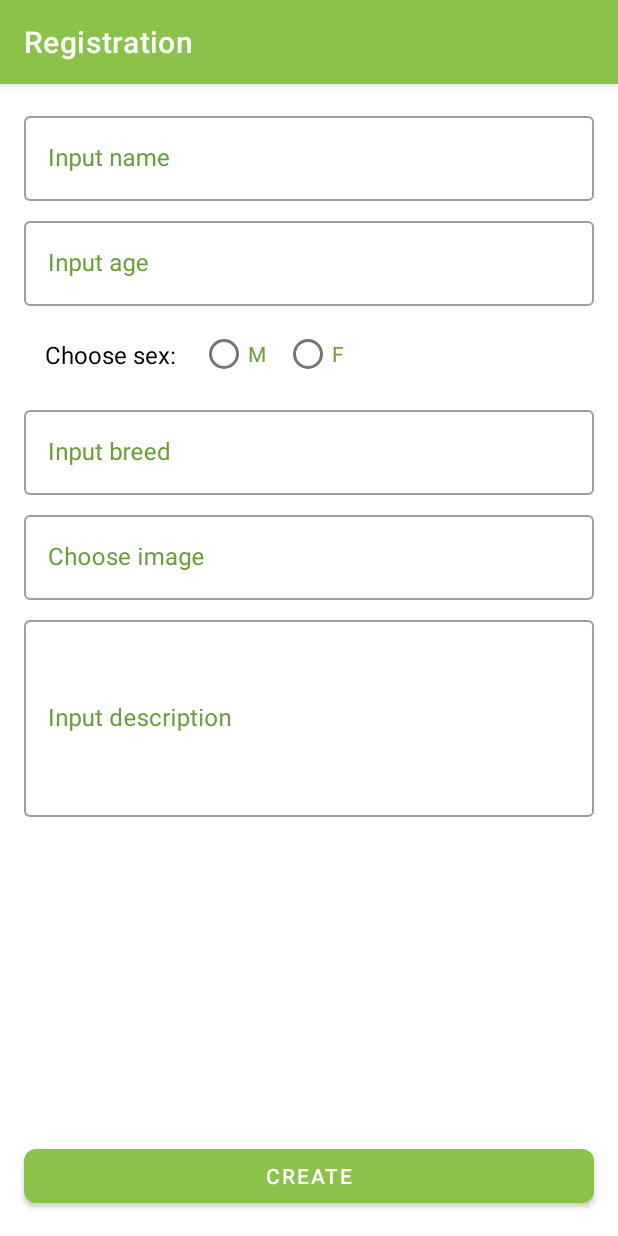
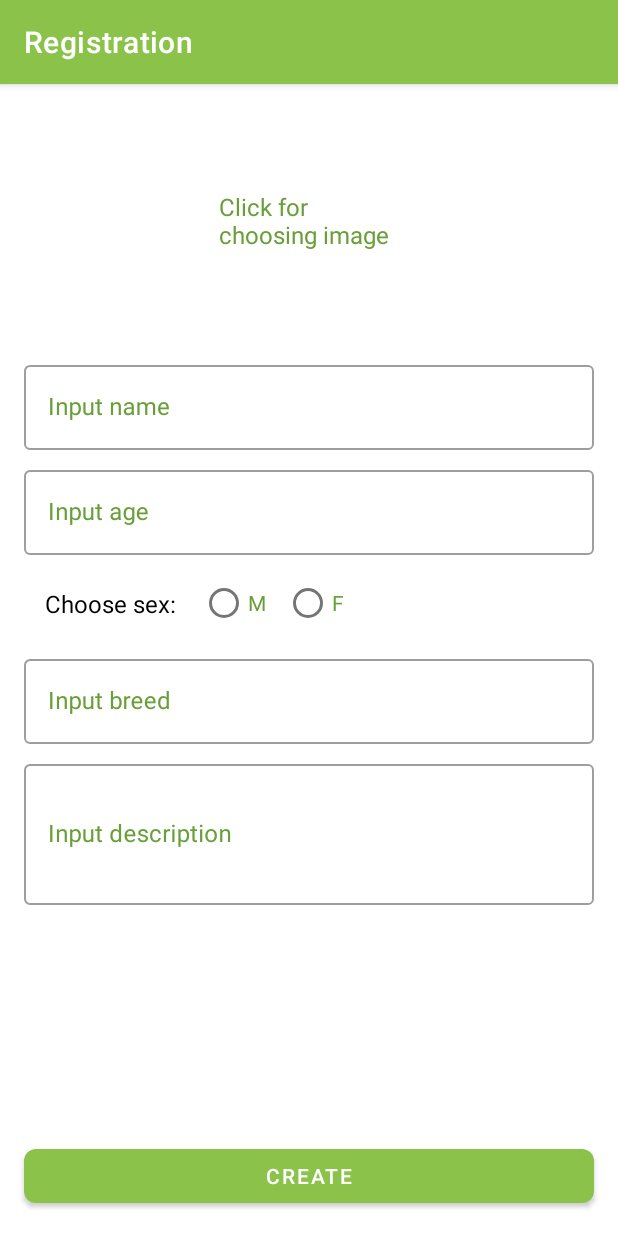
Before and after one commit to e-kleban/Dog-Dairy, an Android app: the screen it shows after launch (MainActivity), on a phone screen of 412 x 824 dp. Run offline under Robolectric (Android 15) with nearby library versions, the phone set to English and light mode, and no system bars; our stand-ins replace Picasso; pictures from the network do not load.

Commit message:
Add search for dog breeds. Add dog picker. Return dog breed to registration.

```diff
--- a/app/src/main/java/by/kleban/dogdairy/RegistrationFragment.kt
+++ b/app/src/main/java/by/kleban/dogdairy/RegistrationFragment.kt
@@ -4,15 +4,21 @@ import android.os.Bundle
 import android.view.LayoutInflater
 import android.view.View
 import android.view.ViewGroup
+import android.widget.ImageView
+import android.widget.TextView
+import androidx.activity.result.contract.ActivityResultContracts
 import androidx.fragment.app.Fragment
 import androidx.navigation.fragment.findNavController
 import com.google.android.material.textfield.TextInputLayout
+import com.squareup.picasso.Picasso
 
 
 class RegistrationFragment : Fragment() {
 
     private lateinit var inputLayoutName: TextInputLayout
     private lateinit var inputLayoutBreed: TextInputLayout
+    private lateinit var dogImage: ImageView
+    private lateinit var dogImageLabel: TextView
 
     override fun onCreateView(
         inflater: LayoutInflater,
@@ -27,23 +33,34 @@ class RegistrationFragment : Fragment() {
 
         inputLayoutName = view.findViewById(R.id.txt_input_registration_name)
         inputLayoutBreed = view.findViewById(R.id.txt_input_registration_breed)
+        dogImage = view.findViewById(R.id.img_registration)
+        dogImageLabel = view.findViewById(R.id.txt_click_choose_img)
 
-        inputLayoutBreed.onClickListenerNavigate(R.id.showShowBreedsFragment)
-        inputLayoutBreed.editText?.onClickListenerNavigate(R.id.showShowBreedsFragment)
-        getBreed()
+        inputLayoutBreed.setOnClickListener { findNavController().navigate(R.id.showShowBreedsFragment) }
+        inputLayoutBreed.editText?.setOnClickListener { findNavController().navigate(R.id.showShowBreedsFragment) }
+        showBreedFromArgs()
+        setupImagePicker()
     }
 
-
-    private fun View.onClickListenerNavigate(resId: Int) {
-        this.setOnClickListener {
-            findNavController().navigate(resId)
-        }
+    private fun showBreedFromArgs() {
+        val breed = arguments?.getString(ShowBreedsFragment.BUNDLE_BREED)
+        inputLayoutBreed.editText?.setText(breed)
     }
 
-    private fun getBreed() {
-        val breed = arguments?.getString(ShowBreedsFragment.BUNDLE_BREED)
-        if (!breed.isNullOrEmpty()) {
-            inputLayoutBreed.editText?.setText(breed)
+    private fun setupImagePicker() {
+        val pickImages = registerForActivityResult(ActivityResultContracts.GetContent()) { uri ->
+            Picasso.get()
+                .load(uri)
+                .error(R.drawable.error_image)
+                .into(dogImage)
+        }
+        dogImageLabel.setOnClickListener {
+            pickImages.launch("image/*")
+            dogImageLabel.visibility = View.GONE
+        }
+        dogImage.setOnClickListener {
+            pickImages.launch("image/*")
+            dogImageLabel.visibility = View.GONE
         }
     }
 }
--- a/app/src/main/res/layout/fragment_registration.xml
+++ b/app/src/main/res/layout/fragment_registration.xml
@@ -1,6 +1,7 @@
 <?xml version="1.0" encoding="utf-8"?>
 <androidx.constraintlayout.widget.ConstraintLayout xmlns:android="http://schemas.android.com/apk/res/android"
     xmlns:app="http://schemas.android.com/apk/res-auto"
+    xmlns:tools="http://schemas.android.com/tools"
     android:layout_width="match_parent"
     android:layout_height="match_parent">
 
@@ -21,6 +22,35 @@
 
     </com.google.android.material.appbar.AppBarLayout>
 
+    <ImageView
+        android:id="@+id/img_registration"
+        android:layout_width="0dp"
+        android:layout_height="150dp"
+        android:layout_marginHorizontal="70dp"
+        android:layout_marginTop="16dp"
+        android:scaleType="centerCrop"
+        app:layout_constraintBottom_toTopOf="@id/txt_input_registration_name"
+        app:layout_constraintEnd_toEndOf="parent"
+        app:layout_constraintStart_toStartOf="parent"
+        app:layout_constraintTop_toBottomOf="@id/appbar"
+        app:layout_constraintVertical_bias="0"
+        app:layout_constraintVertical_chainStyle="packed"
+        tools:src="@drawable/test_dolka" />
+
+    <TextView
+        android:id="@+id/txt_click_choose_img"
+        android:layout_width="120dp"
+        android:layout_height="wrap_content"
+        android:gravity="start"
+        android:lines="2"
+        android:text="Click for choosing image"
+        android:textColor="?colorPrimaryVariant"
+        android:textSize="16sp"
+        app:layout_constraintBottom_toBottomOf="@id/img_registration"
+        app:layout_constraintEnd_toEndOf="@id/img_registration"
+        app:layout_constraintStart_toStartOf="@id/img_registration"
+        app:layout_constraintTop_toTopOf="@id/img_registration" />
+
     <com.google.android.material.textfield.TextInputLayout
         android:id="@+id/txt_input_registration_name"
         android:layout_width="0dp"
@@ -28,11 +58,13 @@
         android:layout_marginHorizontal="16dp"
         android:layout_marginTop="16dp"
         android:hint="Input name"
+        app:layout_constraintBottom_toTopOf="@id/txt_input_registration_age"
         app:layout_constraintEnd_toEndOf="parent"
         app:layout_constraintStart_toStartOf="parent"
-        app:layout_constraintTop_toBottomOf="@id/appbar">
+        app:layout_constraintTop_toBottomOf="@id/img_registration">
 
         <com.google.android.material.textfield.TextInputEditText
+            android:id="@+id/edt_name"
             android:layout_width="match_parent"
             android:layout_height="wrap_content"
             android:maxLines="1"
@@ -47,11 +79,13 @@
         android:layout_marginHorizontal="16dp"
         android:layout_marginTop="8dp"
         android:hint="Input age"
+        app:layout_constraintBottom_toTopOf="@id/radio_group_sex_registration"
         app:layout_constraintEnd_toEndOf="parent"
         app:layout_constraintStart_toStartOf="parent"
         app:layout_constraintTop_toBottomOf="@id/txt_input_registration_name">
 
         <com.google.android.material.textfield.TextInputEditText
+            android:id="@+id/edt_age"
             android:layout_width="match_parent"
             android:layout_height="wrap_content"
             android:maxLines="1"
@@ -79,6 +113,7 @@
         android:layout_marginHorizontal="16dp"
         android:layout_marginTop="8dp"
         android:orientation="horizontal"
+        app:layout_constraintBottom_toTopOf="@id/txt_input_registration_breed"
         app:layout_constraintStart_toEndOf="@id/txt_choose_registration_sex"
         app:layout_constraintTop_toBottomOf="@id/txt_input_registration_age">
 
@@ -107,36 +142,17 @@
         android:layout_marginTop="8dp"
         android:focusable="false"
         android:hint="Input breed"
+        app:layout_constraintBottom_toTopOf="@id/txt_input_registration_description"
         app:layout_constraintEnd_toEndOf="parent"
         app:layout_constraintStart_toStartOf="parent"
         app:layout_constraintTop_toBottomOf="@id/radio_group_sex_registration">
 
         <com.google.android.material.textfield.TextInputEditText
+            android:id="@+id/edt_breed"
             android:layout_width="match_parent"
             android:layout_height="wrap_content"
+            android:clickable="true"
             android:focusable="false"
-            android:clickable="true"
-            android:maxLines="1"
-            android:textColor="?android:textColorPrimary" />
-
-    </com.google.android.material.textfield.TextInputLayout>
-
-    <com.google.android.material.textfield.TextInputLayout
-        android:id="@+id/txt_input_registration_image"
-        android:layout_width="0dp"
-        android:layout_height="wrap_content"
-        android:layout_marginHorizontal="16dp"
-        android:layout_marginTop="8dp"
-        android:clickable="true"
-        android:hint="Choose image"
-
-        app:layout_constraintEnd_toEndOf="parent"
-        app:layout_constraintStart_toStartOf="parent"
-        app:layout_constraintTop_toBottomOf="@id/txt_input_registration_breed">
-
-        <com.google.android.material.textfield.TextInputEditText
-            android:layout_width="match_parent"
-            android:layout_height="wrap_content"
             android:maxLines="1"
             android:textColor="?android:textColorPrimary" />
 
@@ -149,20 +165,23 @@
         android:layout_marginHorizontal="16dp"
         android:layout_marginTop="8dp"
         android:hint="Input description"
+        app:layout_constraintBottom_toTopOf="@id/create_dog"
         app:layout_constraintEnd_toEndOf="parent"
         app:layout_constraintStart_toStartOf="parent"
-        app:layout_constraintTop_toBottomOf="@id/txt_input_registration_image">
+        app:layout_constraintTop_toBottomOf="@id/txt_input_registration_breed">
 
         <com.google.android.material.textfield.TextInputEditText
+            android:id="@+id/edt_description"
             android:layout_width="match_parent"
             android:layout_height="wrap_content"
-            android:lines="5"
-            android:maxLines="5"
+            android:lines="3"
+            android:maxLines="3"
             android:textColor="?android:textColorPrimary" />
 
     </com.google.android.material.textfield.TextInputLayout>
 
     <Button
+        android:id="@+id/create_dog"
         android:layout_width="0dp"
         android:layout_height="wrap_content"
         android:layout_margin="16dp"
@@ -171,5 +190,4 @@
         app:layout_constraintEnd_toEndOf="parent"
         app:layout_constraintStart_toStartOf="parent" />
 
-
 </androidx.constraintlayout.widget.ConstraintLayout>
```
Also changed, not shown: app/src/main/java/by/kleban/dogdairy/ShowBreedsFragment.kt (+38 -10 lines), app/src/main/java/by/kleban/dogdairy/ShowBreedsViewModel.kt (+10 -1 lines), app/src/main/java/by/kleban/dogdairy/repositories/dogbreed/DogBreedRepository.kt (+22 -16 lines), app/src/main/res/drawable/ic_baseline_search_24.xml (added, +10 -0 lines), app/src/main/res/layout/show_breeds_fragment.xml (+29 -6 lines), app/src/main/res/menu/tool_bar_show_breed.xml (added, +12 -0 lines), app/src/main/res/drawable-xxxhdpi/test_dolka.jpg (added).
